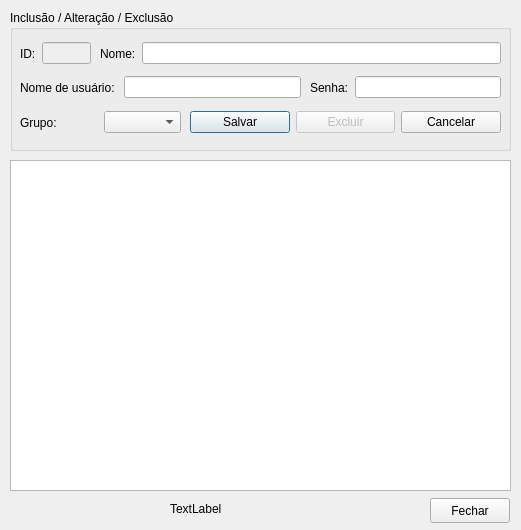
Above: fm_colaboradores.ui from fercosmig/LifeLogging before the change. Below: the same form after it.
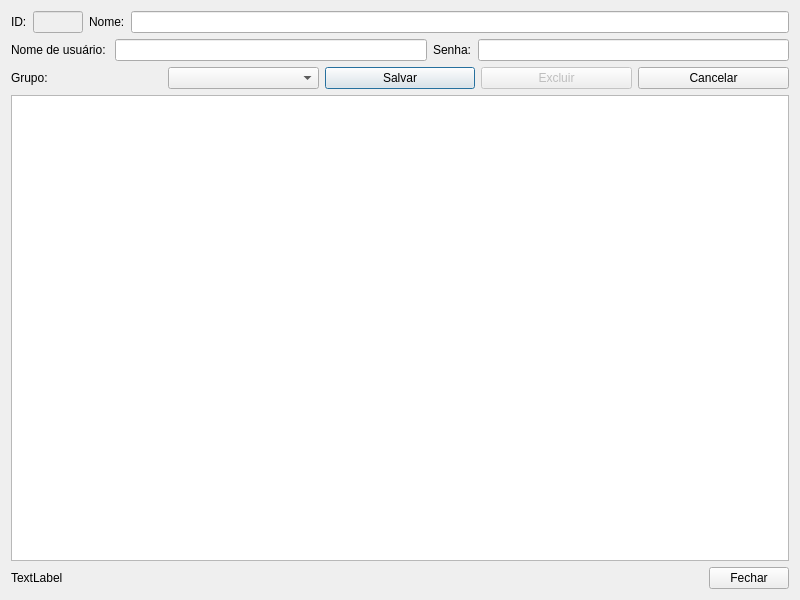
That is the form after the change. Icons and pictures are not drawn.

```diff
--- a/fm_colaboradores.ui
+++ b/fm_colaboradores.ui
@@ -6,35 +6,54 @@
    <rect>
     <x>0</x>
     <y>0</y>
-    <width>521</width>
-    <height>530</height>
+    <width>800</width>
+    <height>600</height>
    </rect>
   </property>
   <property name="windowTitle">
    <string>Gestão de colaboradores</string>
   </property>
-  <widget class="QGroupBox" name="groupBox">
-   <property name="geometry">
-    <rect>
-     <x>10</x>
-     <y>10</y>
-     <width>501</width>
-     <height>141</height>
-    </rect>
-   </property>
-   <property name="title">
-    <string>Inclusão / Alteração / Exclusão</string>
-   </property>
-   <widget class="QWidget" name="layoutWidget">
-    <property name="geometry">
-     <rect>
-      <x>10</x>
-      <y>64</y>
-      <width>281</width>
-      <height>27</height>
-     </rect>
-    </property>
-    <layout class="QHBoxLayout" name="horizontalLayout_3">
+  <property name="windowIcon">
+   <iconset resource="resource_files.qrc">
+    <normaloff>:/icons/images/icone.png</normaloff>:/icons/images/icone.png</iconset>
+  </property>
+  <layout class="QGridLayout" name="gridLayout">
+   <item row="0" column="0">
+    <layout class="QHBoxLayout" name="horizontalLayout">
+     <item>
+      <widget class="QLabel" name="label">
+       <property name="text">
+        <string>ID:</string>
+       </property>
+      </widget>
+     </item>
+     <item>
+      <widget class="QLineEdit" name="lineEdit_id">
+       <property name="enabled">
+        <bool>false</bool>
+       </property>
+       <property name="maximumSize">
+        <size>
+         <width>50</width>
+         <height>16777215</height>
+        </size>
+       </property>
+      </widget>
+     </item>
+     <item>
+      <widget class="QLabel" name="label_2">
+       <property name="text">
+        <string>Nome:</string>
+       </property>
+      </widget>
+     </item>
+     <item>
+      <widget class="QLineEdit" name="lineEdit_nome"/>
+     </item>
+    </layout>
+   </item>
+   <item row="1" column="0">
+    <layout class="QHBoxLayout" name="horizontalLayout_2">
      <item>
       <widget class="QLabel" name="label_3">
        <property name="text">
@@ -45,18 +64,6 @@
      <item>
       <widget class="QLineEdit" name="lineEdit_nome_de_usuario"/>
      </item>
-    </layout>
-   </widget>
-   <widget class="QWidget" name="layoutWidget">
-    <property name="geometry">
-     <rect>
-      <x>300</x>
-      <y>64</y>
-      <width>191</width>
-      <height>27</height>
-     </rect>
-    </property>
-    <layout class="QHBoxLayout" name="horizontalLayout_4">
      <item>
       <widget class="QLabel" name="label_4">
        <property name="text">
@@ -72,17 +79,9 @@
       </widget>
      </item>
     </layout>
-   </widget>
-   <widget class="QWidget" name="layoutWidget">
-    <property name="geometry">
-     <rect>
-      <x>10</x>
-      <y>99</y>
-      <width>161</width>
-      <height>27</height>
-     </rect>
-    </property>
-    <layout class="QHBoxLayout" name="horizontalLayout_5">
+   </item>
+   <item row="2" column="0">
+    <layout class="QHBoxLayout" name="horizontalLayout_3">
      <item>
       <widget class="QLabel" name="label_5">
        <property name="text">
@@ -93,66 +92,6 @@
      <item>
       <widget class="QComboBox" name="comboBox_grupo"/>
      </item>
-    </layout>
-   </widget>
-   <widget class="QWidget" name="layoutWidget">
-    <property name="geometry">
-     <rect>
-      <x>10</x>
-      <y>30</y>
-      <width>71</width>
-      <height>27</height>
-     </rect>
-    </property>
-    <layout class="QHBoxLayout" name="horizontalLayout">
-     <item>
-      <widget class="QLabel" name="label">
-       <property name="text">
-        <string>ID:</string>
-       </property>
-      </widget>
-     </item>
-     <item>
-      <widget class="QLineEdit" name="lineEdit_id">
-       <property name="enabled">
-        <bool>false</bool>
-       </property>
-      </widget>
-     </item>
-    </layout>
-   </widget>
-   <widget class="QWidget" name="layoutWidget">
-    <property name="geometry">
-     <rect>
-      <x>90</x>
-      <y>30</y>
-      <width>401</width>
-      <height>27</height>
-     </rect>
-    </property>
-    <layout class="QHBoxLayout" name="horizontalLayout_2">
-     <item>
-      <widget class="QLabel" name="label_2">
-       <property name="text">
-        <string>Nome:</string>
-       </property>
-      </widget>
-     </item>
-     <item>
-      <widget class="QLineEdit" name="lineEdit_nome"/>
-     </item>
-    </layout>
-   </widget>
-   <widget class="QWidget" name="layoutWidget">
-    <property name="geometry">
-     <rect>
-      <x>180</x>
-      <y>99</y>
-      <width>311</width>
-      <height>27</height>
-     </rect>
-    </property>
-    <layout class="QHBoxLayout" name="horizontalLayout_6">
      <item>
       <widget class="QPushButton" name="pushButton_salvar">
        <property name="text">
@@ -178,44 +117,42 @@
       </widget>
      </item>
     </layout>
-   </widget>
-  </widget>
-  <widget class="QTableWidget" name="tableWidget_colaboradores">
-   <property name="geometry">
-    <rect>
-     <x>10</x>
-     <y>160</y>
-     <width>501</width>
-     <height>331</height>
-    </rect>
-   </property>
-  </widget>
-  <widget class="QPushButton" name="pushButton_fechar">
-   <property name="geometry">
-    <rect>
-     <x>430</x>
-     <y>498</y>
-     <width>80</width>
-     <height>25</height>
-    </rect>
-   </property>
-   <property name="text">
-    <string>Fechar</string>
-   </property>
-  </widget>
-  <widget class="QLabel" name="label_numero_da_linha">
-   <property name="geometry">
-    <rect>
-     <x>170</x>
-     <y>500</y>
-     <width>52</width>
-     <height>17</height>
-    </rect>
-   </property>
-   <property name="text">
-    <string>TextLabel</string>
-   </property>
-  </widget>
+   </item>
+   <item row="3" column="0">
+    <widget class="QTableWidget" name="tableWidget_colaboradores"/>
+   </item>
+   <item row="4" column="0">
+    <layout class="QHBoxLayout" name="horizontalLayout_4">
+     <item>
+      <widget class="QLabel" name="label_numero_da_linha">
+       <property name="text">
+        <string>TextLabel</string>
+       </property>
+      </widget>
+     </item>
+     <item>
+      <spacer name="horizontalSpacer">
+       <property name="orientation">
+        <enum>Qt::Horizontal</enum>
+       </property>
+       <property name="sizeHint" stdset="0">
+        <size>
+         <width>40</width>
+         <height>20</height>
+        </size>
+       </property>
+      </spacer>
+     </item>
+     <item>
+      <widget class="QPushButton" name="pushButton_fechar">
+       <property name="text">
+        <string>Fechar</string>
+       </property>
+      </widget>
+     </item>
+    </layout>
+   </item>
+  </layout>
  </widget>
  <tabstops>
   <tabstop>lineEdit_id</tabstop>
```
Left out of the diff: 12 changed lines with no effect on the pictures.
